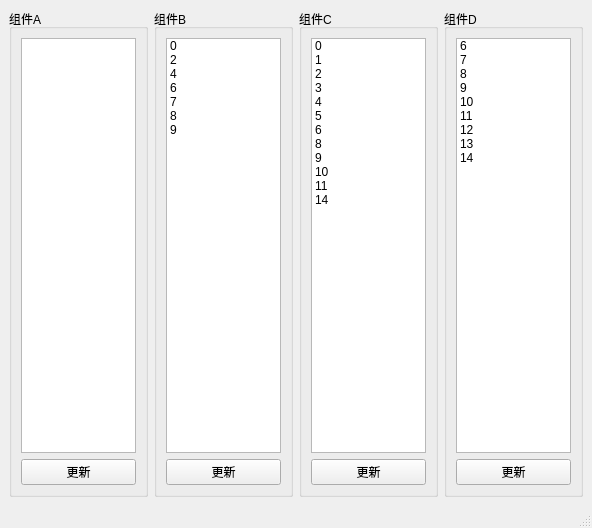
The window that DataSync/mainwindow.ui (tyw66/exQt) describes before a commit, drawn with Qt 5.
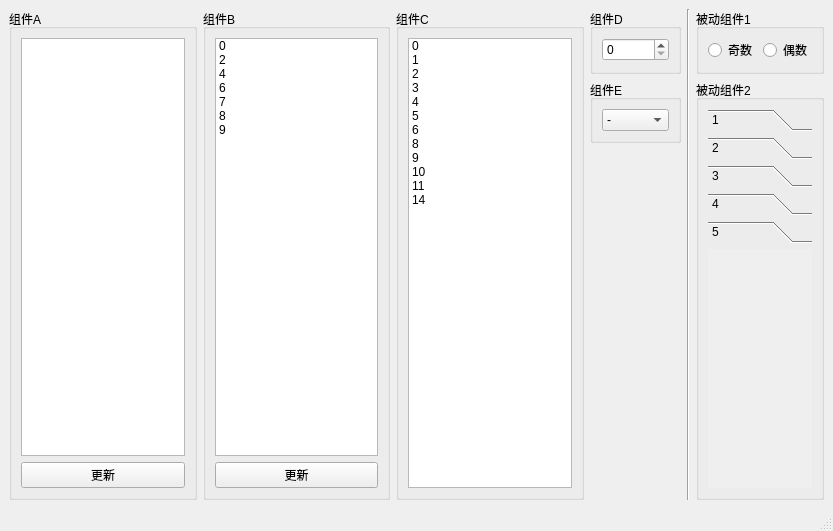
The same window after the commit.

```diff
--- a/DataSync/mainwindow.ui
+++ b/DataSync/mainwindow.ui
@@ -6,16 +6,16 @@
    <rect>
     <x>0</x>
     <y>0</y>
-    <width>592</width>
-    <height>528</height>
+    <width>833</width>
+    <height>531</height>
    </rect>
   </property>
   <property name="windowTitle">
    <string>MainWindow</string>
   </property>
   <widget class="QWidget" name="centralwidget">
-   <layout class="QHBoxLayout" name="horizontalLayout">
-    <item>
+   <layout class="QGridLayout" name="gridLayout">
+    <item row="0" column="0" rowspan="3">
      <widget class="QGroupBox" name="groupBox">
       <property name="title">
        <string>组件A</string>
@@ -34,7 +34,7 @@
       </layout>
      </widget>
     </item>
-    <item>
+    <item row="0" column="1" rowspan="3">
      <widget class="QGroupBox" name="groupBox_2">
       <property name="title">
        <string>组件B</string>
@@ -89,7 +89,7 @@
       </layout>
      </widget>
     </item>
-    <item>
+    <item row="0" column="2" rowspan="3">
      <widget class="QGroupBox" name="groupBox_3">
       <property name="title">
        <string>组件C</string>
@@ -159,81 +159,197 @@
          </item>
         </widget>
        </item>
-       <item>
-        <widget class="QPushButton" name="pushButtonC">
-         <property name="text">
-          <string>更新</string>
-         </property>
-        </widget>
-       </item>
       </layout>
      </widget>
     </item>
-    <item>
-     <widget class="QGroupBox" name="groupBox_4">
+    <item row="0" column="3">
+     <widget class="QGroupBox" name="groupBox_6">
       <property name="title">
        <string>组件D</string>
       </property>
       <layout class="QVBoxLayout" name="verticalLayout_4">
        <item>
-        <widget class="QListWidget" name="listWidgetD">
+        <widget class="QSpinBox" name="spinBox">
+         <property name="maximum">
+          <number>999999</number>
+         </property>
+        </widget>
+       </item>
+      </layout>
+     </widget>
+    </item>
+    <item row="0" column="4" rowspan="3">
+     <widget class="Line" name="line">
+      <property name="orientation">
+       <enum>Qt::Vertical</enum>
+      </property>
+     </widget>
+    </item>
+    <item row="0" column="5">
+     <widget class="QGroupBox" name="groupBox_7">
+      <property name="title">
+       <string>被动组件1</string>
+      </property>
+      <layout class="QHBoxLayout" name="horizontalLayout">
+       <item>
+        <widget class="QRadioButton" name="radioButton">
+         <property name="text">
+          <string>奇数</string>
+         </property>
+        </widget>
+       </item>
+       <item>
+        <widget class="QRadioButton" name="radioButton_2">
+         <property name="text">
+          <string>偶数</string>
+         </property>
+        </widget>
+       </item>
+      </layout>
+     </widget>
+    </item>
+    <item row="1" column="3">
+     <widget class="QGroupBox" name="groupBox_5">
+      <property name="title">
+       <string>组件E</string>
+      </property>
+      <layout class="QVBoxLayout" name="verticalLayout_5">
+       <item>
+        <widget class="QComboBox" name="comboBox">
+         <item>
+          <property name="text">
+           <string>-</string>
+          </property>
+         </item>
+         <item>
+          <property name="text">
+           <string>1</string>
+          </property>
+         </item>
+         <item>
+          <property name="text">
+           <string>2</string>
+          </property>
+         </item>
+         <item>
+          <property name="text">
+           <string>3</string>
+          </property>
+         </item>
+         <item>
+          <property name="text">
+           <string>4</string>
+          </property>
+         </item>
+         <item>
+          <property name="text">
+           <string>5</string>
+          </property>
+         </item>
          <item>
           <property name="text">
            <string>6</string>
           </property>
          </item>
-         <item>
-          <property name="text">
-           <string>7</string>
-          </property>
-         </item>
-         <item>
-          <property name="text">
-           <string>8</string>
-          </property>
-         </item>
-         <item>
-          <property name="text">
-           <string>9</string>
-          </property>
-         </item>
-         <item>
-          <property name="text">
-           <string>10</string>
-          </property>
-         </item>
-         <item>
-          <property name="text">
-           <string>11</string>
-          </property>
-         </item>
-         <item>
-          <property name="text">
-           <string>12</string>
-          </property>
-         </item>
-         <item>
-          <property name="text">
-           <string>13</string>
-          </property>
-         </item>
-         <item>
-          <property name="text">
-           <string>14</string>
-          </property>
-         </item>
         </widget>
        </item>
+      </layout>
+     </widget>
+    </item>
+    <item row="1" column="5" rowspan="2">
+     <widget class="QGroupBox" name="groupBox_8">
+      <property name="title">
+       <string>被动组件2</string>
+      </property>
+      <layout class="QHBoxLayout" name="horizontalLayout_2">
        <item>
-        <widget class="QPushButton" name="pushButtonD">
-         <property name="text">
-          <string>更新</string>
+        <widget class="QToolBox" name="toolBox">
+         <property name="currentIndex">
+          <number>4</number>
          </property>
+         <widget class="QWidget" name="page1">
+          <property name="geometry">
+           <rect>
+            <x>0</x>
+            <y>0</y>
+            <width>120</width>
+            <height>246</height>
+           </rect>
+          </property>
+          <attribute name="label">
+           <string>1</string>
+          </attribute>
+         </widget>
+         <widget class="QWidget" name="page2">
+          <property name="geometry">
+           <rect>
+            <x>0</x>
+            <y>0</y>
+            <width>120</width>
+            <height>246</height>
+           </rect>
+          </property>
+          <attribute name="label">
+           <string>2</string>
+          </attribute>
+         </widget>
+         <widget class="QWidget" name="page3">
+          <property name="geometry">
+           <rect>
+            <x>0</x>
+            <y>0</y>
+            <width>120</width>
+            <height>246</height>
+           </rect>
+          </property>
+          <attribute name="label">
+           <string>3</string>
+          </attribute>
+         </widget>
+         <widget class="QWidget" name="page4">
+          <property name="geometry">
+           <rect>
+            <x>0</x>
+            <y>0</y>
+            <width>120</width>
+            <height>246</height>
+           </rect>
+          </property>
+          <attribute name="label">
+           <string>4</string>
+          </attribute>
+         </widget>
+         <widget class="QWidget" name="page5">
+          <property name="geometry">
+           <rect>
+            <x>0</x>
+            <y>0</y>
+            <width>120</width>
+            <height>246</height>
+           </rect>
+          </property>
+          <attribute name="label">
+           <string>5</string>
+          </attribute>
+         </widget>
         </widget>
        </item>
       </layout>
      </widget>
     </item>
+    <item row="2" column="3">
+     <spacer name="verticalSpacer">
+      <property name="orientation">
+       <enum>Qt::Vertical</enum>
+      </property>
+      <property name="sizeHint" stdset="0">
+       <size>
+        <width>20</width>
+        <height>361</height>
+       </size>
+      </property>
+     </spacer>
+    </item>
    </layout>
   </widget>
   <widget class="QMenuBar" name="menubar">
```
Left out of the diff: 12 changed lines with no effect on the pictures.
